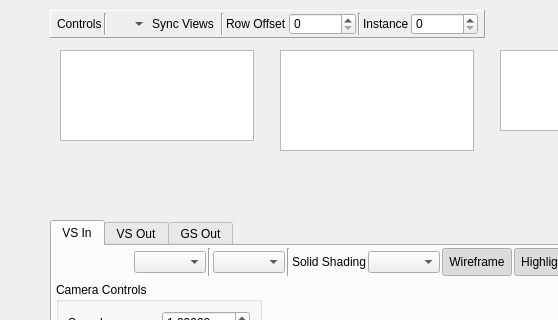
baldurk/renderdoc, file qrenderdoc/Windows/BufferViewer.ui: the form before one commit; both pictures show x 0 to 558 and y 0 to 320 of the 761 by 537 pixel window.
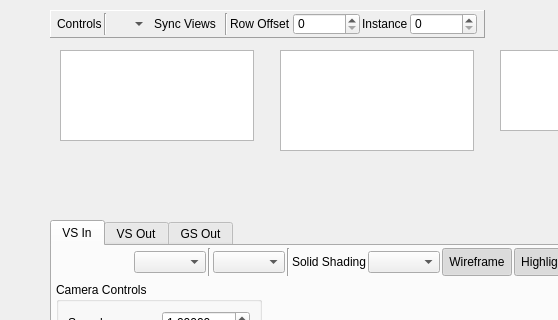
The form after the commit. Icons and pictures are not drawn. Custom widgets are drawn as their Qt base class.

Commit message: Add support for raw buffer views (not mesh output)

Diff of the .ui file:
```diff
--- a/qrenderdoc/Windows/BufferViewer.ui
+++ b/qrenderdoc/Windows/BufferViewer.ui
@@ -689,13 +689,6 @@
       </property>
      </widget>
     </item>
-    <item>
-     <widget class="Line" name="line_3">
-      <property name="orientation">
-       <enum>Qt::Vertical</enum>
-      </property>
-     </widget>
-    </item>
     <item>
      <widget class="QLabel" name="instanceLabel">
       <property name="text">
```
Left out of the diff: 4 changed lines with no effect on the pictures. The commit also changes 8 other files.
